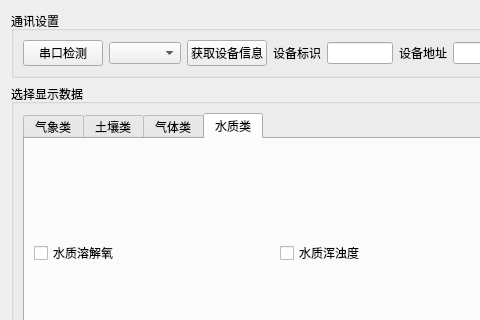
ren9696/QT, file SettingWindow.ui: the form before one commit; both pictures show x 0 to 480 and y 0 to 320 of the 1046 by 760 pixel window.
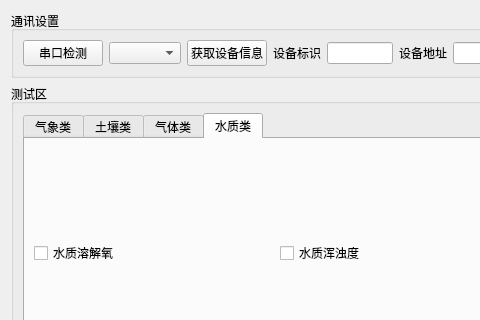
The form after the commit. The open tabs and pages were chosen to show the change.

Commit message: 显示页面布局完成

Patch:
```diff
--- a/SettingWindow.ui
+++ b/SettingWindow.ui
@@ -170,7 +170,7 @@
    <item>
     <widget class="QGroupBox" name="groupBox_2">
      <property name="title">
-      <string>选择显示数据</string>
+      <string>测试区</string>
      </property>
      <layout class="QGridLayout" name="gridLayout_8">
       <item row="0" column="0">
```
Left out of the diff: 2 changed lines with no effect on the pictures. The commit also changes 8 other files.
